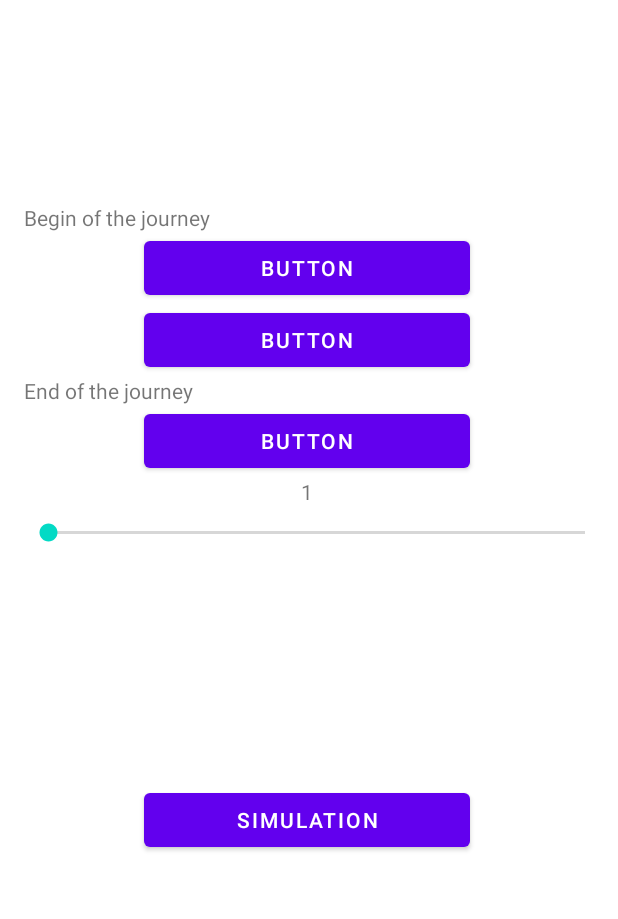
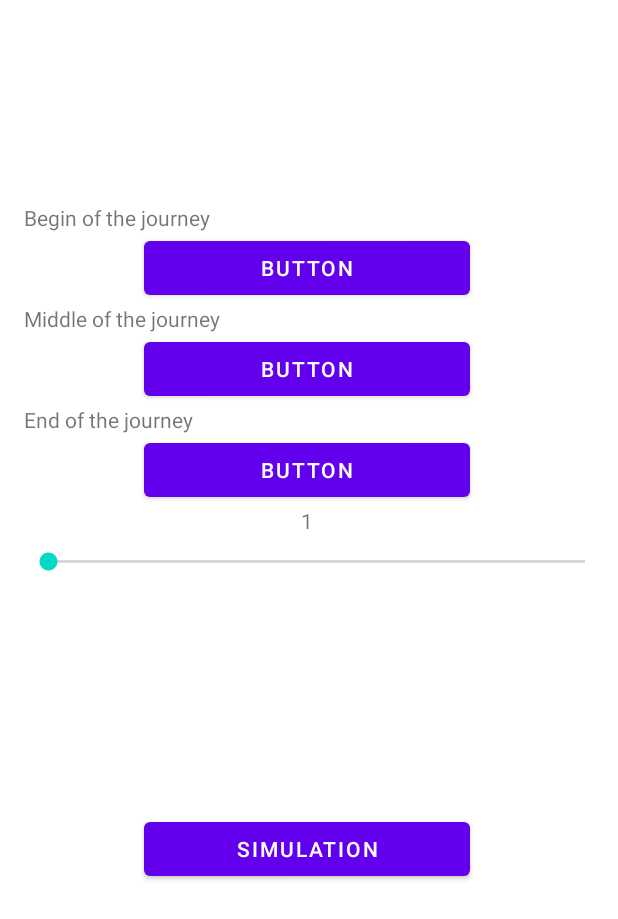
Before and after one commit to mmorawski520/CCalendarApp, an Android app: the screen it shows after launch (MainActivity), on a phone screen of 412 x 824 dp. Shown: the top 919 px of the screen. Run offline under Robolectric (Android 15) with nearby library versions, the phone set to English and light mode, and no system bars.

Commit message:
progress before installing material

```diff
--- a/app/src/main/res/layout-v26/activity_main.xml
+++ b/app/src/main/res/layout-v26/activity_main.xml
@@ -31,6 +31,12 @@
             android:text="@string/button"
             tools:ignore="DuplicateSpeakableTextCheck" />
 
+        <TextView
+            android:id="@+id/textView"
+            android:layout_width="match_parent"
+            android:layout_height="wrap_content"
+            android:text="Middle of the journey" />
+
         <Button
             android:id="@+id/btnJourneyMiddle"
             android:layout_width="match_parent"
@@ -58,7 +64,7 @@
             android:layout_height="wrap_content"
             android:layout_gravity="center_horizontal"
             android:gravity="center"
-                android:text="1"
+            android:text="@string/_1"
             app:layout_constraintBottom_toBottomOf="parent"
             app:layout_constraintEnd_toEndOf="parent"
             app:layout_constraintHorizontal_bias="0.498"
@@ -87,6 +93,6 @@
             android:layout_width="match_parent"
             android:layout_height="wrap_content"
             android:layout_marginHorizontal="80dp"
-                android:text="Simulation" />
+            android:text="@string/simulation" />
     </LinearLayout>
 </androidx.constraintlayout.widget.ConstraintLayout>
```
Also changed, not shown: app/src/main/java/com/example/ccalendarapp/SimulationActivity.kt (+7 -0 lines), app/src/main/res/layout/activity_simulation.xml (+4 -3 lines). Lines whose indentation alone changed are shown as unchanged.
